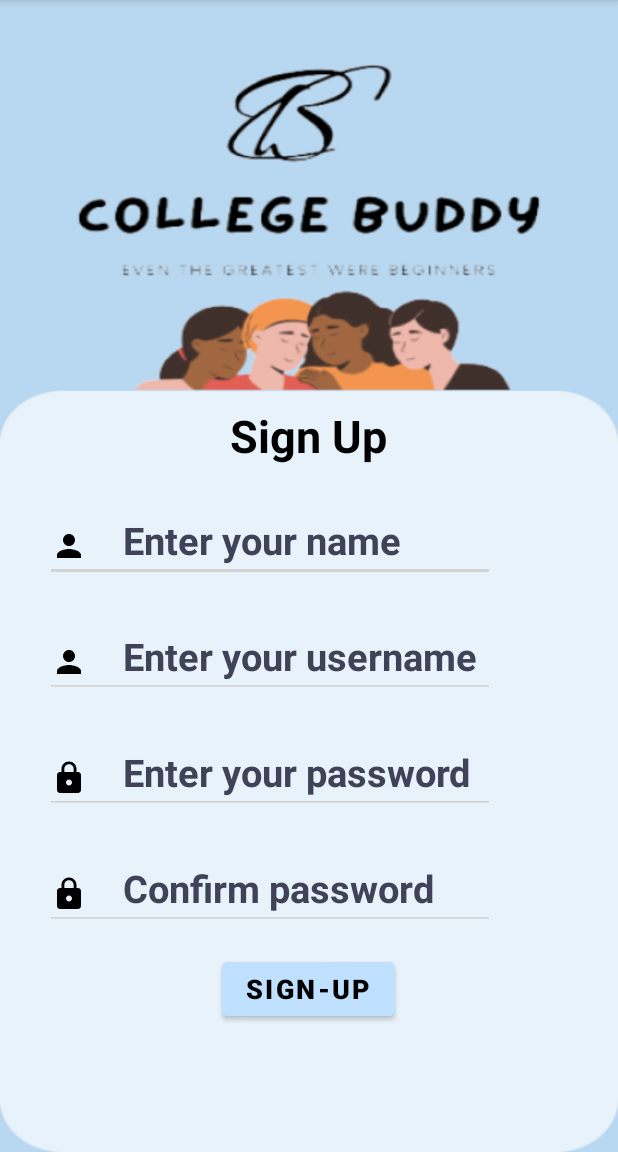
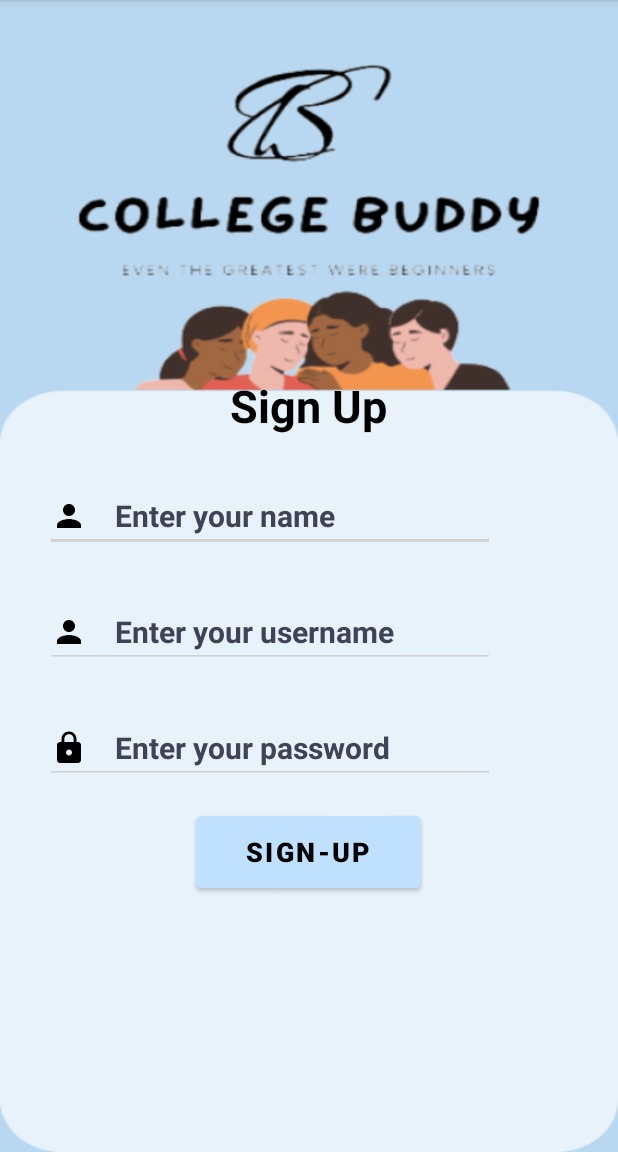
Before and after one commit to NamanJain62/College-Buddy, an Android app: the RegisterYourself screen opened directly, with no data from a screen before it, on a phone screen of 412 x 824 dp, the part 84-1236 px from its top. Run offline under Robolectric (Android 15) with nearby library versions, the phone set to English and light mode, and no system bars.

Commit message:
Register yourself page working

```diff
--- a/app/src/main/java/com/naman/collegebuddy/RegisterYourself.kt
+++ b/app/src/main/java/com/naman/collegebuddy/RegisterYourself.kt
@@ -25,7 +25,6 @@ class RegisterYourself : AppCompatActivity() {
         txtname = findViewById(R.id.txtname)
         txtusername = findViewById(R.id.txtusername)
         etxtpassword = findViewById(R.id.etxtpassword)
-        etxtCfrmpaasword = findViewById(R.id.etxtCfrmpaasword)
         btnsignup =findViewById(R.id.btnsignup)
 
         sharedPreferences = getSharedPreferences(getString(R.string.preferences_file_name),0)
@@ -34,14 +33,15 @@ class RegisterYourself : AppCompatActivity() {
             var txtnameValue = txtname.text.toString()
             val txtusernameValue = txtusername.text.toString()
             val etxtpasswordValue = etxtpassword.text.toString()
-            val etxtCfrmpasswordValue = etxtCfrmpaasword.text.toString()
             val intent = Intent(this@RegisterYourself, HomePage::class.java)
 
             sharedPreferences.edit().putString("name",txtnameValue).apply();
             sharedPreferences.edit().putString("mail",txtusernameValue).apply();
             sharedPreferences.edit().putString("password",etxtpasswordValue).apply();
-            sharedPreferences.edit().putString("Cfrmpassword",etxtCfrmpasswordValue).apply();
             sharedPreferences.edit().putBoolean("login",true).apply();
+
+            startActivity(intent);
+
 
 
         }
--- a/app/src/main/res/layout/activity_home_page.xml
+++ b/app/src/main/res/layout/activity_home_page.xml
@@ -1,7 +1,8 @@
 <?xml version="1.0" encoding="utf-8"?>
 <ScrollView xmlns:android="http://schemas.android.com/apk/res/android"
     android:layout_width="match_parent"
-    android:layout_height="match_parent">
+    android:layout_height="match_parent"
+    android:background="#EFF5F5">
 
     <LinearLayout
         android:layout_width="match_parent"
--- a/app/src/main/res/layout/registeryourself.xml
+++ b/app/src/main/res/layout/registeryourself.xml
@@ -12,7 +12,7 @@
             android:text="Sign Up"
             android:textSize="30sp"
             android:layout_gravity="center"
-            android:layout_marginTop="270dp"
+            android:layout_marginTop="250dp"
             android:textColor="@color/black"
             android:textStyle="bold">
 
@@ -33,7 +33,7 @@
         android:autofillHints="name"
         android:textColor="@color/black"
         android:drawableLeft="@drawable/ic_baseline_person_24"
-        android:textSize="25sp"
+        android:textSize="20sp"
         android:textStyle="bold">
 
     </EditText>
@@ -53,7 +53,7 @@
         android:autofillHints="emailAddress"
         android:textColor="@color/black"
         android:drawableLeft="@drawable/ic_baseline_person_24"
-        android:textSize="25sp"
+        android:textSize="20sp"
         android:textStyle="bold">
 
     </EditText>
@@ -73,35 +73,17 @@
         android:autofillHints="password"
         android:textColor="@color/black"
         android:drawableLeft="@drawable/ic_baseline_lock_24"
-        android:textSize="25sp"
+        android:textSize="20sp"
         android:textStyle="bold">
 
     </EditText>
 
-    <EditText
-        android:id="@+id/etxtCfrmpaasword"
-        android:layout_width="300dp"
-        android:layout_height="47dp"
-        android:layout_alignParentLeft="true"
-        android:layout_alignParentTop="true"
-        android:layout_marginLeft="30dp"
-        android:layout_marginTop="30dp"
-        android:backgroundTint="#D2D2D2"
-        android:inputType="textPassword"
-        android:hint="    Confirm password"
-        android:textColorHint="#404258"
-        android:autofillHints="name"
-        android:textColor="@color/black"
-        android:drawableLeft="@drawable/ic_baseline_lock_24"
-        android:textSize="25sp"
-        android:textStyle="bold">
 
-    </EditText>
 
     <Button
         android:id="@+id/btnsignup"
-        android:layout_width="wrap_content"
-        android:layout_height="wrap_content"
+        android:layout_width="150dp"
+        android:layout_height="60dp"
         android:layout_marginTop="15dp"
         android:text="Sign-Up"
         android:textColor="@color/black"
```
Also changed, not shown: app/src/main/java/com/naman/collegebuddy/login_Activity.kt (+7 -22 lines).
